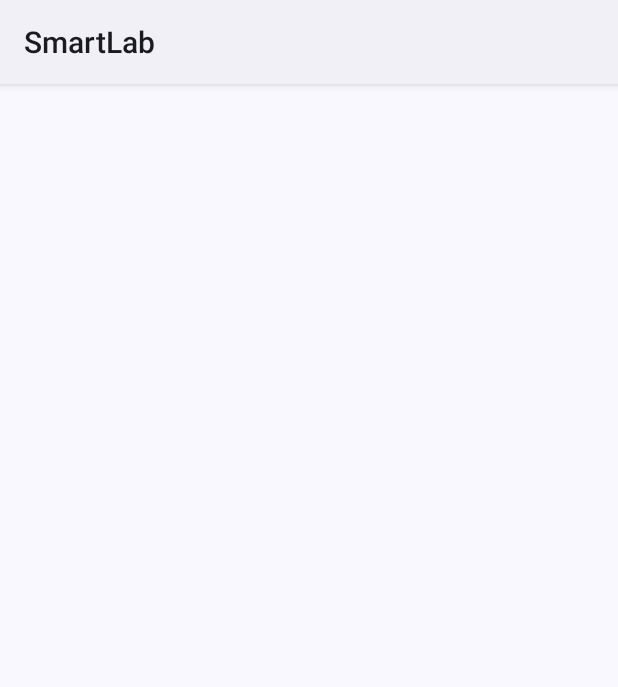
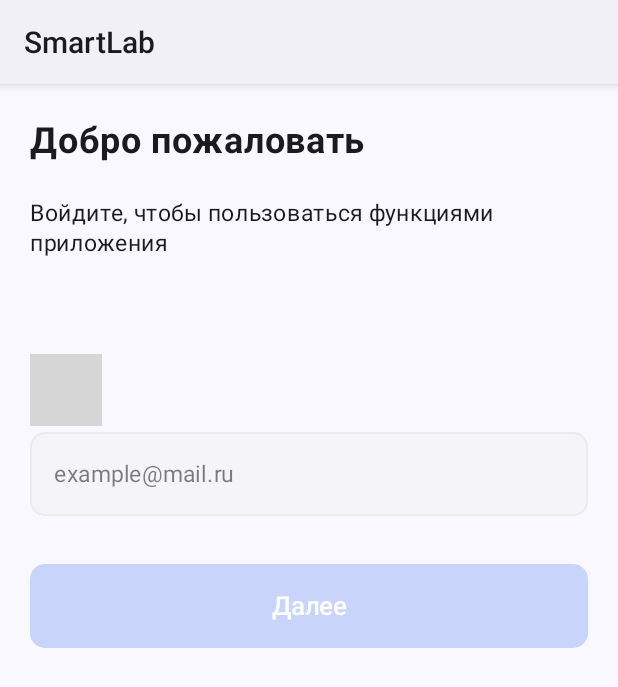
Before and after one commit to Mdedor/SmartLab, an Android app built with Jetpack Compose: the email screen opened through its navigation route, on a phone screen of 412 x 824 dp. Shown: the top 687 px of the screen. Run offline under Robolectric (Android 15) with nearby library versions, the phone set to English and light mode, and no system bars; libraries missing offline, so code that uses them is left out: com.example.controls; 1 statement that could not run was skipped; grey boxes are pictures that could not be loaded.

Commit message:
Добавлена форма Добро пожаловать

```diff
--- a/app/src/main/java/com/example/smartlab/MainActivity.kt
+++ b/app/src/main/java/com/example/smartlab/MainActivity.kt
@@ -44,9 +44,10 @@ class MainActivity : ComponentActivity() {
 
             SmartLabTheme {
                 Scaffold(modifier = Modifier.fillMaxSize()) { innerPadding ->
-                    HorizontalPager(state = pagerState) {page->
+
                         NavHost(navController, startDestination = "main"){
                             composable("main"){
+                                HorizontalPager(state = pagerState) { page ->
                                     if (page == 0) {
                                         OnBoard(
                                             buttomText = "Пропустить", headeText = "Анализы",
@@ -56,16 +57,17 @@ class MainActivity : ComponentActivity() {
                                             modifier = Modifier.padding(innerPadding),
                                             navController = navController
                                         )
-                                }else if (page==1) {
+                                    } else if (page == 1) {
                                         OnBoard(
                                             buttomText = "Пропустить", headeText = "Уведомления",
                                             descriptionText = "Вы быстро узнаете о результатах",
                                             dotsImageVector = ImageVector.vectorResource(R.drawable.group_2),
                                             illustration = ImageBitmap.imageResource(R.drawable.photo_2),
                                             modifier = Modifier.padding(innerPadding),
-                                        navController = navController)
+                                            navController = navController
+                                        )
 
-                                }else{
+                                    } else {
 
                                         OnBoard(
                                             buttomText = "Завершить", headeText = "Мониторинг",
@@ -74,12 +76,14 @@ class MainActivity : ComponentActivity() {
                                             dotsImageVector = ImageVector.vectorResource(R.drawable.group_3),
                                             illustration = ImageBitmap.imageResource(R.drawable.photo_3),
                                             modifier = Modifier.padding(innerPadding),
-                                        navController = navController)
+                                            navController = navController
+                                        )
+                                    }
                                 }
                             }
                             composable("email"){
                                 Auntification()
-                            }
+
                         }
 
                     }
--- /dev/null
+++ b/app/src/main/java/com/example/smartlab/components/EmailDescription.kt
@@ -0,0 +1,19 @@
+package com.example.smartlab.components
+
+import android.media.audiofx.AudioEffect.Descriptor
+import androidx.compose.material3.Text
+import androidx.compose.runtime.Composable
+import androidx.compose.ui.Modifier
+import androidx.compose.ui.text.font.FontWeight
+import androidx.compose.ui.unit.sp
+import org.w3c.dom.Text
+
+@Composable
+fun Descript(modifier: Modifier = Modifier, text: String) {
+    Text(
+        text = text,
+        fontSize = 15.sp,
+        lineHeight = 20.sp,
+        fontWeight = FontWeight(400)
+    )
+}
--- /dev/null
+++ b/app/src/main/java/com/example/smartlab/components/EmailTextInput.kt
@@ -0,0 +1,65 @@
+package com.example.smartlab.components
+
+import androidx.compose.foundation.shape.RoundedCornerShape
+import androidx.compose.material3.OutlinedTextField
+import androidx.compose.material3.OutlinedTextFieldDefaults
+import androidx.compose.material3.Text
+import androidx.compose.runtime.Composable
+import androidx.compose.runtime.getValue
+import androidx.compose.runtime.mutableStateOf
+import androidx.compose.runtime.remember
+import androidx.compose.runtime.setValue
+import androidx.compose.ui.Modifier
+import androidx.compose.ui.graphics.Color
+import androidx.compose.ui.text.TextStyle
+import androidx.compose.ui.text.font.FontWeight
+import androidx.compose.ui.tooling.preview.Preview
+import androidx.compose.ui.unit.dp
+import androidx.compose.ui.unit.sp
+import com.example.smartlab.ui.theme.AccentColor
+import com.example.smartlab.ui.theme.InputBGColor
+import com.example.smartlab.ui.theme.InputFocusedBorderColor
+import com.example.smartlab.ui.theme.InputStrokeColor
+
+@Composable
+fun TextInput(modifier: Modifier = Modifier, placeholder: String, enabled: Boolean = true) {
+    var text by remember { mutableStateOf("") }
+
+
+    OutlinedTextField(
+        value = text,
+        onValueChange = { text = it },
+        modifier = modifier,
+        enabled = enabled,
+        readOnly = true,
+        placeholder = {
+            Text(
+                text = placeholder,
+                fontSize = 15.sp,
+                fontWeight = FontWeight.Normal,
+                lineHeight = 20.sp
+            )
+        },
+        textStyle = TextStyle(
+            fontSize = 15.sp,
+            fontWeight = FontWeight.Normal,
+            lineHeight = 20.sp
+        ),
+        colors = OutlinedTextFieldDefaults.colors(
+            focusedContainerColor = InputBGColor,
+            unfocusedContainerColor = InputBGColor,
+            focusedPlaceholderColor = Color.Black.copy(alpha = 0.5f),
+            unfocusedPlaceholderColor = Color.Black.copy(alpha = 0.5f),
+            focusedBorderColor = InputFocusedBorderColor,
+            unfocusedBorderColor = InputStrokeColor,
+            cursorColor = AccentColor
+        ),
+        shape = RoundedCornerShape(10.dp),
+    )
+}
+
+@Preview
+@Composable
+private fun TextInputPreview() {
+    TextInput(placeholder = "Поле для ввода с подсказкой")
+}
--- /dev/null
+++ b/app/src/main/java/com/example/smartlab/components/EmailTitle.kt
@@ -0,0 +1,21 @@
+package com.example.smartlab.components
+
+import androidx.compose.foundation.layout.fillMaxWidth
+import androidx.compose.material3.Text
+import androidx.compose.runtime.Composable
+import androidx.compose.ui.Modifier
+import androidx.compose.ui.text.font.FontWeight
+import androidx.compose.ui.text.style.TextAlign
+import androidx.compose.ui.unit.sp
+import org.w3c.dom.Text
+
+@Composable
+fun Title(modifier: Modifier = Modifier,text: String) {
+    Text(
+        text = text,
+        fontSize = 24.sp,
+        fontWeight = FontWeight(700),
+        lineHeight = 29.sp,
+        modifier = Modifier.fillMaxWidth()
+    )
+}
--- /dev/null
+++ b/app/src/main/java/com/example/smartlab/components/PrimaryButton.kt
@@ -0,0 +1,45 @@
+package com.example.smartlab.components
+
+import androidx.compose.foundation.shape.RoundedCornerShape
+import androidx.compose.material3.Button
+import androidx.compose.material3.ButtonDefaults
+import androidx.compose.material3.Text
+import androidx.compose.runtime.Composable
+import androidx.compose.ui.Modifier
+import androidx.compose.ui.graphics.Color
+import androidx.compose.ui.text.font.FontWeight
+import androidx.compose.ui.tooling.preview.Preview
+import androidx.compose.ui.unit.dp
+import androidx.compose.ui.unit.sp
+import com.example.smartlab.ui.theme.AccentColor
+import com.example.smartlab.ui.theme.AccentInactiveColor
+
+@Composable
+fun PrimaryButton(modifier: Modifier = Modifier, onClick: () -> Unit = {}, Enable:Boolean=true, text:String) {
+    Button(
+        onClick = {},
+        modifier=modifier,
+        enabled = Enable,
+        shape = RoundedCornerShape(10.dp),
+        colors = ButtonDefaults.buttonColors(
+            containerColor = AccentColor,
+            contentColor = Color.White,
+            disabledContentColor = Color.White,
+            disabledContainerColor = AccentInactiveColor
+        )
+    ) {
+        Text(
+            text = text,
+            fontSize = 17.sp,
+            fontWeight = FontWeight.SemiBold,
+            lineHeight = 24.sp
+        )
+    }
+
+}
+
+@Preview
+@Composable
+private fun PrimaryButtonPreview() {
+    PrimaryButton(modifier = Modifier,Enable=true, text = "Далее")
+}
--- a/app/src/main/java/com/example/smartlab/layouts/Auntification.kt
+++ /dev/null
@@ -1,13 +0,0 @@
-package com.example.smartlab.layouts
-
-import androidx.compose.foundation.layout.Column
-import androidx.compose.foundation.layout.fillMaxSize
-import androidx.compose.foundation.layout.padding
-import androidx.compose.runtime.Composable
-import androidx.compose.ui.Modifier
-import androidx.compose.ui.unit.dp
-
-@Composable
-fun Auntification(modifier: Modifier = Modifier) {
-    Column(modifier = modifier.fillMaxSize().padding(20.dp)) {  }
-}
--- /dev/null
+++ b/app/src/main/java/com/example/smartlab/layouts/Email.kt
@@ -0,0 +1,53 @@
+package com.example.smartlab.layouts
+
+import androidx.compose.foundation.Image
+import androidx.compose.foundation.layout.Column
+import androidx.compose.foundation.layout.Row
+import androidx.compose.foundation.layout.Spacer
+import androidx.compose.foundation.layout.fillMaxSize
+import androidx.compose.foundation.layout.fillMaxWidth
+import androidx.compose.foundation.layout.height
+import androidx.compose.foundation.layout.padding
+import androidx.compose.runtime.Composable
+import androidx.compose.ui.Modifier
+import androidx.compose.ui.graphics.ImageBitmap
+import androidx.compose.ui.graphics.vector.ImageVector
+import androidx.compose.ui.res.imageResource
+import androidx.compose.ui.res.vectorResource
+import androidx.compose.ui.tooling.preview.Preview
+import androidx.compose.ui.unit.dp
+import com.example.controls.ui.theme.Components.OnboardDescription
+import com.example.smartlab.R
+import com.example.smartlab.components.Descript
+import com.example.smartlab.components.PrimaryButton
+import com.example.smartlab.components.TextInput
+import com.example.smartlab.components.Title
+
+@Composable
+fun Auntification(modifier: Modifier = Modifier, ) {
+    Column(modifier = modifier
+        .fillMaxSize()
+        .padding(20.dp)) {
+        Spacer(Modifier.height(59.dp))
+        Row {
+            Image(ImageBitmap.imageResource(R.drawable.hello),null, modifier = Modifier.weight(1f))
+            Title(text = "Добро пожаловать", modifier = Modifier
+                .fillMaxSize(1f)
+                .weight(1f))
+        }
+        Spacer(Modifier.height(23.dp))
+        Descript(text = "Войдите, чтобы пользоваться функциями приложения")
+        Spacer(Modifier.height(64.dp))
+        OnboardDescription(text = "Вход по E-mail")
+        Spacer(Modifier.height(4.dp))
+        TextInput(placeholder = "example@mail.ru", modifier = Modifier.fillMaxWidth(1f))
+        Spacer(Modifier.height(32.dp))
+        PrimaryButton(text = "Далее", Enable = false, modifier = Modifier.fillMaxWidth(1f).height(56.dp), )
+    }
+}
+
+@Preview
+@Composable
+private fun AuntificationPreview() {
+    Auntification()
+}
--- a/app/src/main/java/com/example/smartlab/ui/theme/Color.kt
+++ b/app/src/main/java/com/example/smartlab/ui/theme/Color.kt
@@ -13,3 +13,9 @@ val ThemeColor = Color(0xFF83A0F8)
 val TextButtonColor = Color(0xFF57A9FF)
 val OnboardHeaderColor = Color(0xFF00B712)
 val OnboardDescriptionColor = Color(0xFF939396)
+val InputStrokeColor = Color(0xFFEBEBEB)
+val InputBGColor = Color(0xFFF5F5F9)
+val InputFocusedBorderColor = Color(0xFFB8C1CC)
+val EmailColor = Color(0xFF7E7E9A)
+val AccentColor = Color(0xFF1A6FEE)
+val AccentInactiveColor = Color(0xFFC9D4FB)
```
Also changed, not shown: app/src/main/res/drawable/hello.png (added). Lines whose indentation alone changed are shown as unchanged.
